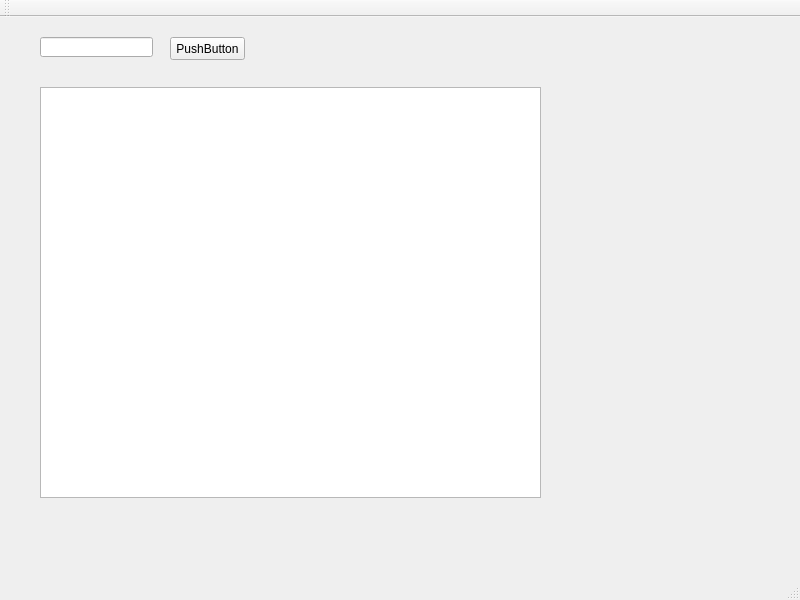
Qt form mainwindow.ui (sdw113322/optimization) before a commit.
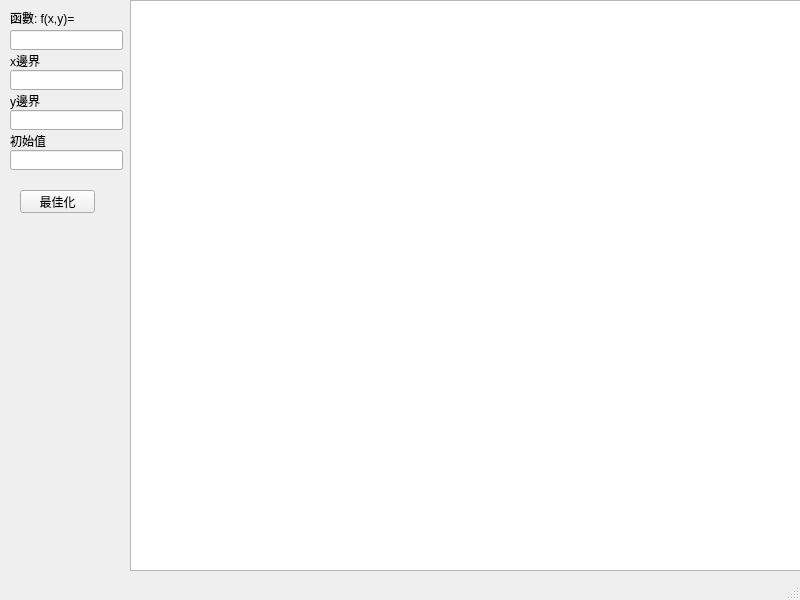
The same form after that commit.

Patch:
```diff
--- a/mainwindow.ui
+++ b/mainwindow.ui
@@ -17,8 +17,8 @@
    <widget class="QLineEdit" name="lineEdit">
     <property name="geometry">
      <rect>
-      <x>40</x>
-      <y>20</y>
+      <x>10</x>
+      <y>30</y>
       <width>113</width>
       <height>20</height>
      </rect>
@@ -27,44 +27,108 @@
    <widget class="QPushButton" name="pushButton">
     <property name="geometry">
      <rect>
-      <x>170</x>
-      <y>20</y>
+      <x>20</x>
+      <y>190</y>
       <width>75</width>
       <height>23</height>
      </rect>
     </property>
     <property name="text">
-     <string>PushButton</string>
+     <string>最佳化</string>
     </property>
    </widget>
    <widget class="QTextBrowser" name="textBrowser">
     <property name="geometry">
      <rect>
-      <x>40</x>
+      <x>130</x>
+      <y>0</y>
+      <width>671</width>
+      <height>571</height>
+     </rect>
+    </property>
+   </widget>
+   <widget class="QLabel" name="label">
+    <property name="geometry">
+     <rect>
+      <x>10</x>
+      <y>10</y>
+      <width>71</width>
+      <height>16</height>
+     </rect>
+    </property>
+    <property name="text">
+     <string>函數: f(x,y)=</string>
+    </property>
+   </widget>
+   <widget class="QLineEdit" name="lineEdit_2">
+    <property name="geometry">
+     <rect>
+      <x>10</x>
       <y>70</y>
-      <width>501</width>
-      <height>411</height>
+      <width>113</width>
+      <height>20</height>
      </rect>
     </property>
    </widget>
-  </widget>
-  <widget class="QMenuBar" name="menuBar">
-   <property name="geometry">
-    <rect>
-     <x>0</x>
-     <y>0</y>
-     <width>800</width>
-     <height>22</height>
-    </rect>
-   </property>
-  </widget>
-  <widget class="QToolBar" name="mainToolBar">
-   <attribute name="toolBarArea">
-    <enum>TopToolBarArea</enum>
-   </attribute>
-   <attribute name="toolBarBreak">
-    <bool>false</bool>
-   </attribute>
+   <widget class="QLineEdit" name="lineEdit_3">
+    <property name="geometry">
+     <rect>
+      <x>10</x>
+      <y>110</y>
+      <width>113</width>
+      <height>20</height>
+     </rect>
+    </property>
+   </widget>
+   <widget class="QLineEdit" name="lineEdit_4">
+    <property name="geometry">
+     <rect>
+      <x>10</x>
+      <y>150</y>
+      <width>113</width>
+      <height>20</height>
+     </rect>
+    </property>
+   </widget>
+   <widget class="QLabel" name="label_2">
+    <property name="geometry">
+     <rect>
+      <x>10</x>
+      <y>50</y>
+      <width>47</width>
+      <height>21</height>
+     </rect>
+    </property>
+    <property name="text">
+     <string>x邊界</string>
+    </property>
+   </widget>
+   <widget class="QLabel" name="label_3">
+    <property name="geometry">
+     <rect>
+      <x>10</x>
+      <y>90</y>
+      <width>47</width>
+      <height>21</height>
+     </rect>
+    </property>
+    <property name="text">
+     <string>y邊界</string>
+    </property>
+   </widget>
+   <widget class="QLabel" name="label_4">
+    <property name="geometry">
+     <rect>
+      <x>10</x>
+      <y>130</y>
+      <width>47</width>
+      <height>21</height>
+     </rect>
+    </property>
+    <property name="text">
+     <string>初始值</string>
+    </property>
+   </widget>
   </widget>
   <widget class="QStatusBar" name="statusBar"/>
  </widget>
```
